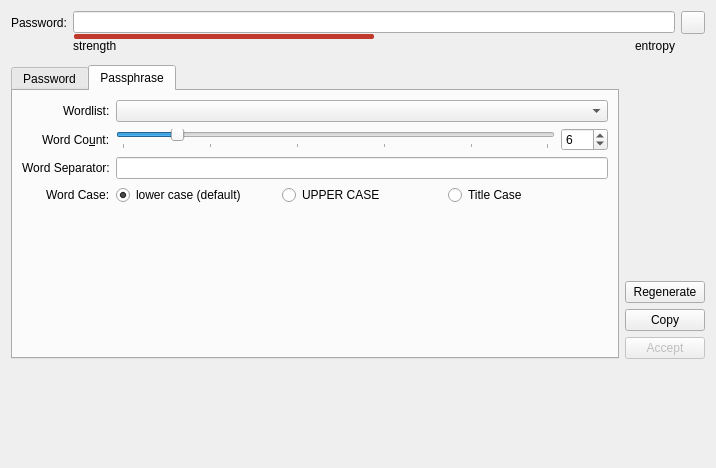
Before: the Qt Designer form src/gui/PasswordGeneratorWidget.ui in keepassxreboot/keepassxc, drawn with Qt 5.
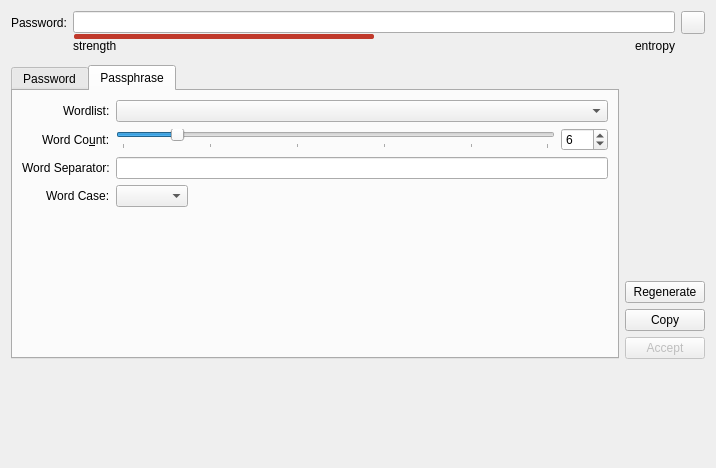
After: the same form once the commit is applied. The open tabs and pages were chosen to show the change. Custom widgets are drawn as their Qt base class.

Diff of the .ui file:
```diff
--- a/src/gui/PasswordGeneratorWidget.ui
+++ b/src/gui/PasswordGeneratorWidget.ui
@@ -1035,37 +1035,20 @@
              <item row="3" column="1">
               <layout class="QHBoxLayout" name="horizontalLayoutWordCase">
                <item>
-                <widget class="QRadioButton" name="wordCaseLowerRadioButton">
-                 <property name="text">
-                  <string>lower case (default)</string>
-                 </property>
-                 <property name="checked">
-                  <bool>true</bool>
-                 </property>
-                 <attribute name="buttonGroup">
-                  <string notr="true">wordCaseButtonGroup</string>
-                 </attribute>
-                </widget>
+                <widget class="QComboBox" name="wordCaseComboBox"/>
                </item>
                <item>
-                <widget class="QRadioButton" name="wordCaseUpperRadioButton">
-                 <property name="text">
-                  <string>UPPER CASE</string>
+                <spacer name="horizontalSpacer_4">
+                 <property name="orientation">
+                  <enum>Qt::Horizontal</enum>
                  </property>
-                 <attribute name="buttonGroup">
-                  <string notr="true">wordCaseButtonGroup</string>
-                 </attribute>
-                </widget>
-               </item>
-               <item>
-                <widget class="QRadioButton" name="wordCaseTitleRadioButton">
-                 <property name="text">
-                  <string>Title Case</string>
+                 <property name="sizeHint" stdset="0">
+                  <size>
+                   <width>40</width>
+                   <height>20</height>
+                  </size>
                  </property>
-                 <attribute name="buttonGroup">
-                  <string notr="true">wordCaseButtonGroup</string>
-                 </attribute>
-                </widget>
+                </spacer>
                </item>
               </layout>
              </item>
```
Left out of the diff: 114 changed lines with no effect on the pictures.
